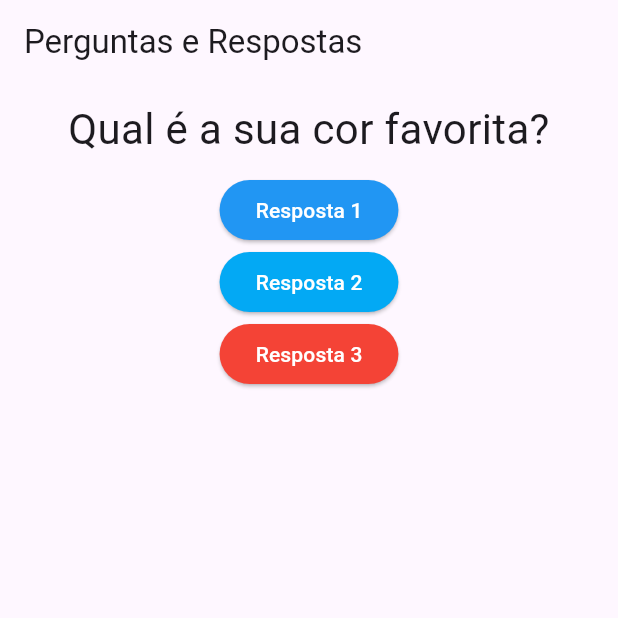
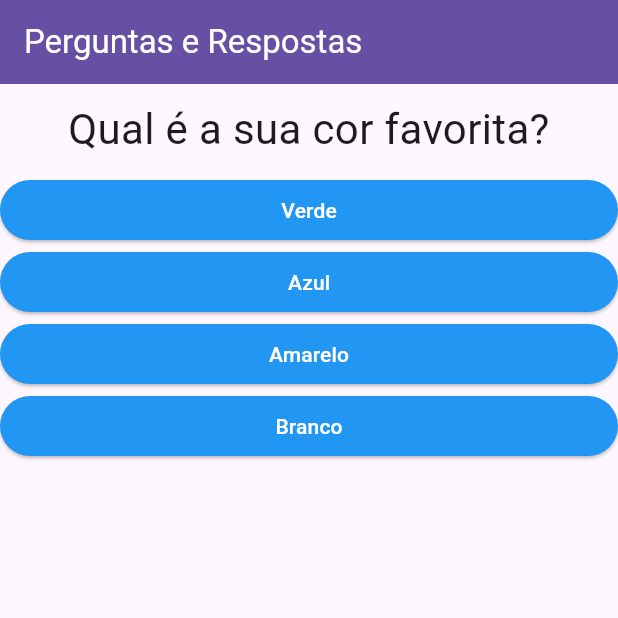
Before and after one commit to fabianomoreira/fullstack-botafogo-2025.1, a Flutter app: the screen it shows after launch, on a phone screen of 412 x 824 dp, the top half of it. Run offline on Flutter 3.47's test engine with Material 3 defaults, Android fonts, the phone set to English and light mode, and no system bars.

Commit message:
Atualizações da aula de flutter

```diff
--- a/flutter/projetos/perguntas/lib/main.dart
+++ b/flutter/projetos/perguntas/lib/main.dart
@@ -1,7 +1,8 @@
 import 'package:flutter/material.dart';
 import 'package:perguntas/questao.dart';
+import 'package:perguntas/resposta.dart';
 
-main() => runApp(_PerguntaApp());
+void main() => runApp(_PerguntaApp());
 
 class _PerguntaAppState extends State<_PerguntaApp>{
   var _perguntaSelecionada = 0;
@@ -19,37 +20,22 @@ class _PerguntaAppState extends State<_PerguntaApp>{
     }
   }
 
+  @override
   Widget build(BuildContext context){
-
     return MaterialApp(
       home: Scaffold(
         appBar: AppBar(
+          backgroundColor: Theme.of(context).colorScheme.primary,
+          foregroundColor: Theme.of(context).colorScheme.onPrimary,
           title: Text('Perguntas e Respostas'),
         ),
         body: Column(
           children: <Widget>[
             Questao(_perguntas[_perguntaSelecionada]),
-            ElevatedButton(
-              onPressed: responder,
-              child: Text('Resposta 1'),
-              style: ElevatedButton.styleFrom(
-                backgroundColor: Colors.blue,
-                foregroundColor: Colors.white),
-              ),
-            ElevatedButton(
-              onPressed: () {},
-              child: Text('Resposta 2'),
-              style: ElevatedButton.styleFrom(
-                backgroundColor: Colors.lightBlue,
-                foregroundColor: Colors.white),
-              ),
-            ElevatedButton(
-              onPressed: () {},
-              child: Text('Resposta 3'),
-              style: ElevatedButton.styleFrom(
-                backgroundColor: Colors.red,
-                foregroundColor: Colors.white),
-              ),
+            Resposta('Verde', responder),
+            Resposta('Azul', responder),
+            Resposta('Amarelo', responder),
+            Resposta('Branco', responder)
           ],
         )
       ),
--- /dev/null
+++ b/flutter/projetos/perguntas/lib/resposta.dart
@@ -0,0 +1,23 @@
+import 'package:flutter/material.dart';
+
+class Resposta extends StatelessWidget {
+  String texto = '';
+  void Function() quandoSelecionado;
+
+  Resposta(this.texto, this.quandoSelecionado);
+
+  @override
+  Widget build(BuildContext context) {
+    return Container(
+           width: double.infinity,
+           child:
+              ElevatedButton(
+                onPressed: (quandoSelecionado),
+                style: ElevatedButton.styleFrom(
+                backgroundColor: Colors.blue,
+                foregroundColor: Colors.white),
+                child: Text(this.texto),
+              )
+           );
+  }
+}
```
